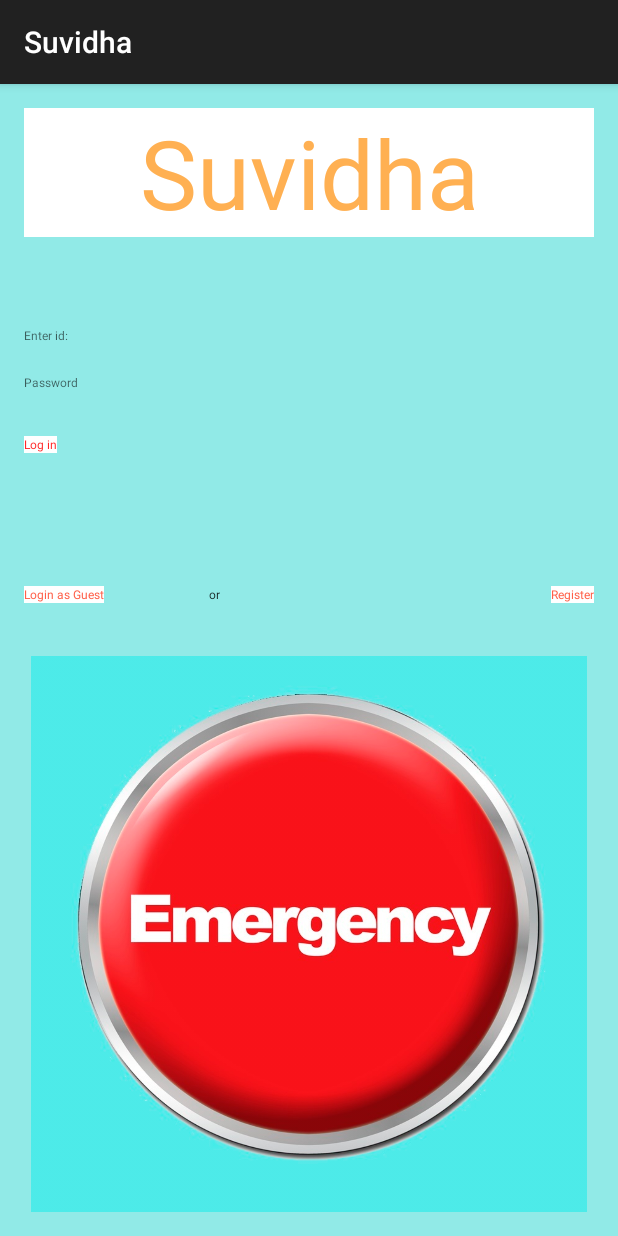
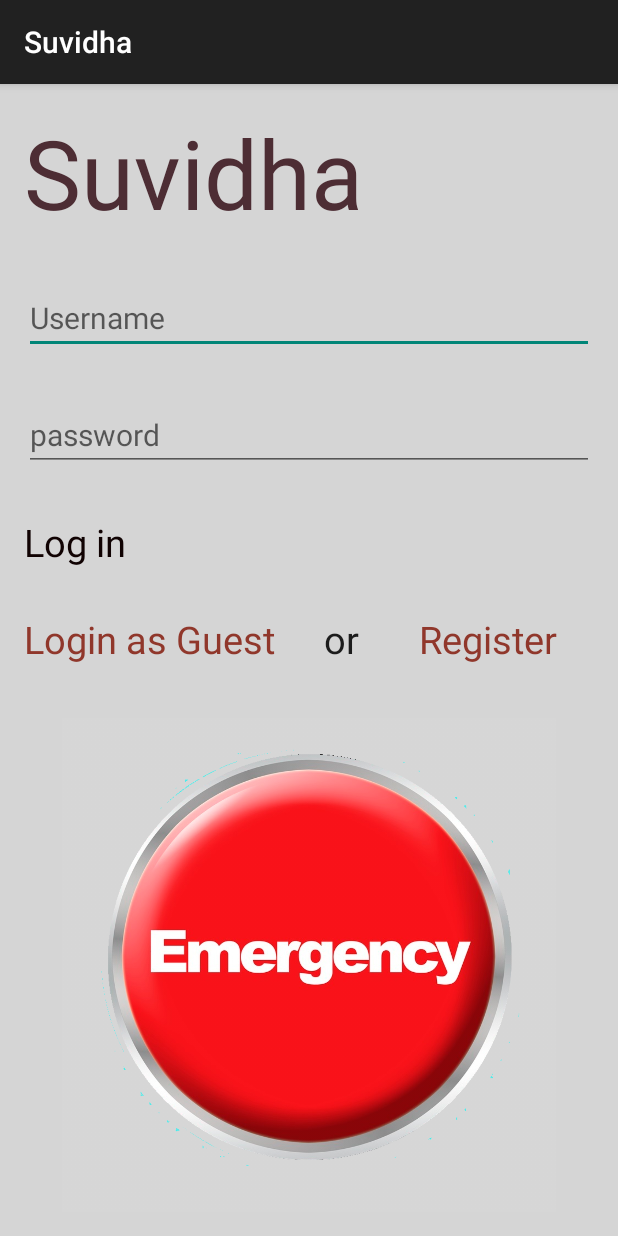
Before and after one commit to Apostle-z01/Suvidha, an Android app: the screen it shows after launch (MainActivity), on a phone screen of 412 x 824 dp. Run offline under Robolectric (Android 15) with nearby library versions, the phone set to English and light mode, and no system bars; 2 statements that could not run were skipped.

Commit message:
prith prob

```diff
--- a/app/src/main/res/layout/activity_main.xml
+++ b/app/src/main/res/layout/activity_main.xml
@@ -4,89 +4,67 @@
     android:paddingRight="@dimen/activity_horizontal_margin"
     android:paddingTop="@dimen/activity_vertical_margin"
     android:paddingBottom="@dimen/activity_vertical_margin" tools:context=".MainActivity"
-    android:background="#ff91eae7"
+    android:background="#ffd5d5d5"
     android:id="@+id/u"
     android:longClickable="false">
 
     <TextView android:text="@string/hello_world" android:layout_width="match_parent"
         android:layout_height="wrap_content"
-        android:textColor="#ffffb052"
+        android:textColor="#ff4d2d34"
         android:textSize="@android:dimen/notification_large_icon_width"
-        android:gravity="center"
+        android:gravity="left"
         android:id="@+id/u1"
-        android:layout_centerHorizontal="true"
-        android:background="#ffffffff" />
-
-    <TextView
-        android:layout_width="wrap_content"
-        android:layout_height="wrap_content"
-        android:textAppearance="?android:attr/textAppearanceMedium"
-        android:text="Enter id:"
-        android:id="@+id/textView"
-        android:layout_below="@+id/u1"
-        android:layout_alignParentStart="true"
-        android:layout_marginTop="60dp"
-        android:textSize="@dimen/abc_action_bar_progress_bar_size" />
-
-    <TextView
-        android:layout_width="wrap_content"
-        android:layout_height="wrap_content"
-        android:textAppearance="?android:attr/textAppearanceMedium"
-        android:text="Password"
-        android:id="@+id/textView2"
-        android:layout_marginTop="20dp"
-        android:layout_below="@+id/textView"
-        android:layout_alignParentStart="false"
-        android:textSize="@dimen/abc_action_bar_progress_bar_size" />
+        android:layout_centerHorizontal="true" />
 
     <EditText
-        android:layout_width="wrap_content"
+        android:layout_width="fill_parent"
         android:layout_height="wrap_content"
         android:id="@+id/userId"
         android:enabled="true"
         android:editable="true"
-        android:layout_alignBottom="@+id/textView"
         android:layout_alignParentEnd="true"
-        android:layout_alignTop="@+id/textView"
-        android:layout_toEndOf="@+id/textView2" />
+        android:layout_below="@+id/u1"
+        android:layout_marginTop="30dp"
+        android:hint="Username"
+        android:textSize="20dp" />
 
     <EditText
-        android:layout_width="wrap_content"
+        android:layout_width="fill_parent"
         android:layout_height="wrap_content"
         android:inputType="textPassword"
         android:ems="10"
         android:id="@+id/password"
-        android:layout_alignBottom="@+id/textView2"
-        android:layout_alignParentEnd="true"
-        android:layout_alignTop="@+id/textView2"
-        android:layout_toEndOf="@+id/textView2" />
+        android:layout_below="@+id/userId"
+        android:layout_alignParentStart="true"
+        android:layout_marginTop="30dp"
+        android:hint="password"
+        android:textSize="20dp" />
 
     <TextView
         android:layout_width="wrap_content"
         android:layout_height="wrap_content"
         android:text="Login as Guest"
         android:id="@+id/textView5"
-        android:textSize="@dimen/abc_action_bar_progress_bar_size"
-        android:background="#ffffffff"
+        android:textSize="25dp"
+        android:background="#ffd5d5d5"
         android:clickable="true"
-        android:textColor="#ffff604a"
-        android:layout_centerVertical="true"
-        android:layout_alignParentStart="true"
-        android:layout_marginTop="100dp"
-        android:layout_alignTop="@+id/textView8" />
+        android:textColor="#ff90372b"
+        android:layout_below="@+id/textView8"
+        android:layout_marginTop="30dp" />
 
     <TextView
         android:layout_width="wrap_content"
         android:layout_height="wrap_content"
         android:text="Register"
         android:id="@+id/textView6"
-        android:textSize="@dimen/abc_action_bar_progress_bar_size"
-        android:layout_alignTop="@+id/textView5"
-        android:layout_alignParentEnd="true"
+        android:textSize="25dp"
         android:clickable="true"
         android:onClick="gotoRegistrationPage"
-        android:background="#ffffffff"
-        android:textColor="#ffff614a" />
+        android:background="#ffd5d5d5"
+        android:textColor="#ff90372b"
+        android:layout_alignTop="@+id/textView7"
+        android:layout_toEndOf="@+id/textView7"
+        android:layout_marginStart="40dp" />
 
     <TextView
         android:layout_width="wrap_content"
@@ -94,17 +72,16 @@
         android:textAppearance="?android:attr/textAppearanceLarge"
         android:text="or"
         android:id="@+id/textView7"
-        android:textSize="@dimen/abc_action_bar_progress_bar_size"
-        android:layout_alignTop="@+id/textView6"
-        android:layout_alignBottom="@+id/textView6"
-        android:layout_toEndOf="@+id/textView5"
-        android:layout_marginLeft="70dp" />
+        android:textSize="25dp"
+        android:gravity="center_vertical"
+        android:layout_alignTop="@+id/textView5"
+        android:layout_marginLeft="200dp" />
 
     <ImageView
         android:layout_width="wrap_content"
         android:layout_height="wrap_content"
         android:id="@+id/imageView"
-        android:src="@drawable/emergency2"
+        android:src="@drawable/emergency3"
         android:layout_alignParentBottom="true"
         android:layout_alignParentEnd="true"
         android:layout_below="@+id/textView5"
@@ -119,11 +96,11 @@
         android:id="@+id/textView8"
         android:clickable="true"
         android:onClick="gotoMemberPage"
-        android:background="#ffffffff"
-        android:textSize="@dimen/abc_action_bar_progress_bar_size"
-        android:textColor="#ffff2828"
-        android:layout_below="@+id/textView2"
-        android:layout_alignParentStart="true"
-        android:layout_marginTop="30dp" />
+        android:background="#ffd5d5d5"
+        android:textSize="25dp"
+        android:textColor="#ff100202"
+        android:layout_marginTop="30dp"
+        android:layout_below="@+id/password"
+        android:layout_alignParentStart="true" />
 
 </RelativeLayout>
```
Also changed, not shown: app/src/main/res/layout/activity_emergency_page.xml (+12 -9 lines), app/src/main/res/layout/activity_suvidha_member.xml (+23 -16 lines), app/src/main/res/drawable/emergency.jpg (deleted), app/src/main/res/drawable/emergency2.jpg (deleted), app/src/main/res/drawable/emergency3.jpg (added).
